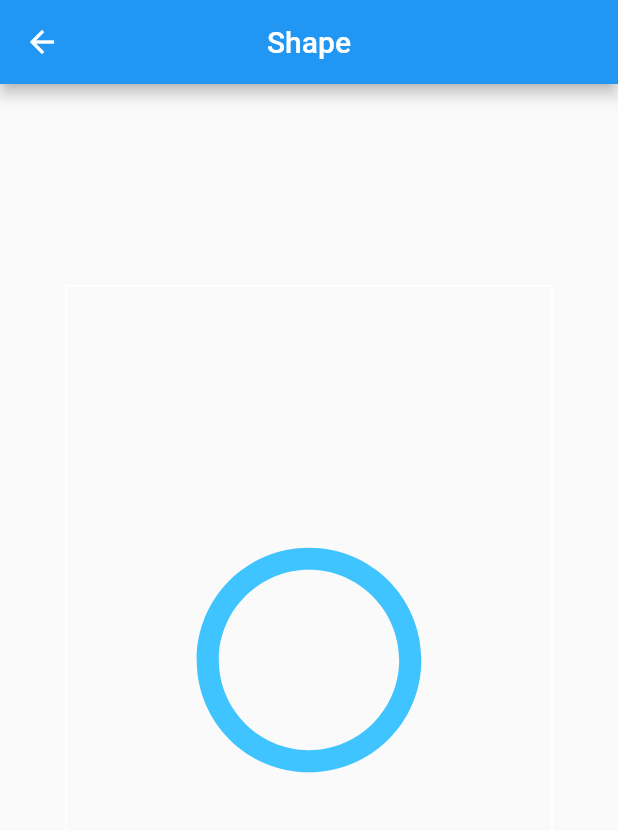
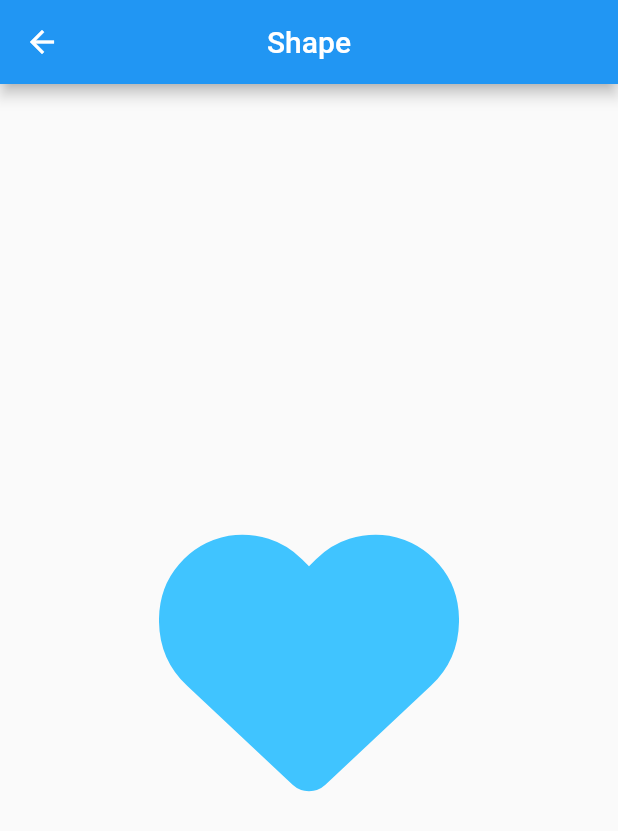
Before and after one commit to jchips12/toddlearn, a Flutter app: the ShapePage screen opened by its route, on a phone screen of 412 x 824 dp. Shown: the top 831 px of the screen. Run offline on Flutter 3.47's test engine with Material 2 defaults, Android fonts, the phone set to English and light mode, and no system bars; drawn by our look-alikes of carousel_slider; our stand-ins replace font_awesome_flutter.

Commit message:
remove border, use 3rd party icons

```diff
--- a/lib/pages/color_page.dart
+++ b/lib/pages/color_page.dart
@@ -5,9 +5,7 @@ class ColorPage extends StatefulWidget {
   const ColorPage({super.key});
 
   @override
-  State<StatefulWidget> createState() {
-    return _CarouselWithIndicatorState();
-  }
+  State<StatefulWidget> createState() => _CarouselWithIndicatorState();
 }
 
 class _CarouselWithIndicatorState extends State<ColorPage> {
--- a/lib/pages/letter_page.dart
+++ b/lib/pages/letter_page.dart
@@ -5,9 +5,7 @@ class LetterPage extends StatefulWidget {
   const LetterPage({super.key});
 
   @override
-  State<StatefulWidget> createState() {
-    return _CarouselWithIndicatorState();
-  }
+  State<StatefulWidget> createState() => _CarouselWithIndicatorState();
 }
 
 class _CarouselWithIndicatorState extends State<LetterPage> {
--- a/lib/pages/number_page.dart
+++ b/lib/pages/number_page.dart
@@ -5,9 +5,7 @@ class NumberPage extends StatefulWidget {
   const NumberPage({super.key});
 
   @override
-  State<StatefulWidget> createState() {
-    return _CarouselWithIndicatorState();
-  }
+  State<StatefulWidget> createState() => _CarouselWithIndicatorState();
 }
 
 class _CarouselWithIndicatorState extends State<NumberPage> {
--- a/lib/pages/shape_page.dart
+++ b/lib/pages/shape_page.dart
@@ -1,22 +1,22 @@
 import 'package:flutter/material.dart';
+import 'package:font_awesome_flutter/font_awesome_flutter.dart';
 import 'package:toddlearn/util/carousel_builder.dart';
 
 class ShapePage extends StatefulWidget {
   const ShapePage({super.key});
 
   @override
-  State<StatefulWidget> createState() {
-    return _CarouselWithIndicatorState();
-  }
+  State<StatefulWidget> createState() => _CarouselWithIndicatorState();
 }
 
 class _CarouselWithIndicatorState extends State<ShapePage> {
   final CarouselBuilder _carouselBuilder = CarouselBuilder('Shape', [
-    Icons.circle_outlined,
-    Icons.square_outlined,
-    Icons.star_outline,
-    Icons.favorite_outline,
-    Icons.change_history,
+    [FontAwesomeIcons.solidHeart, 0],
+    [FontAwesomeIcons.solidSquare, 0],
+    [FontAwesomeIcons.play, 3],
+    [FontAwesomeIcons.diamond, 0],
+    [FontAwesomeIcons.solidCircle, 0],
+    [FontAwesomeIcons.solidStar, 0],
   ]);
 
   @override
--- a/lib/util/carousel_builder.dart
+++ b/lib/util/carousel_builder.dart
@@ -2,6 +2,7 @@ import 'dart:math';
 
 import 'package:carousel_slider/carousel_slider.dart';
 import 'package:flutter/material.dart';
+import 'package:font_awesome_flutter/font_awesome_flutter.dart';
 
 class CarouselBuilder {
   final String title;
@@ -64,17 +65,24 @@ class CarouselBuilder {
   Widget _widgetContent(widget) {
     switch (title) {
       case 'Animals':
-        return Image.asset('assets/image/animal/$widget.jpg');
+        return Container(
+          decoration: BoxDecoration(
+            border: Border.all(color: Colors.white.withOpacity(0)),
+          ),
+          child: Image.asset('assets/image/animal/$widget.jpg'),
+        );
       case 'Color':
         return Container(
-          decoration: BoxDecoration(color: widget),
+          decoration: BoxDecoration(
+            color: widget,
+          ),
           width: 325,
         );
       case 'Letter':
       case 'Number':
         return Container(
           decoration: BoxDecoration(
-            border: Border.all(color: Colors.white),
+            border: Border.all(color: Colors.white.withOpacity(0)),
           ),
           width: 325,
           child: Center(
@@ -92,14 +100,17 @@ class CarouselBuilder {
       case 'Shape':
         return Container(
           decoration: BoxDecoration(
-            border: Border.all(color: Colors.white),
+            border: Border.all(color: Colors.white.withOpacity(0)),
           ),
           width: 325,
           child: Center(
-            child: Icon(
-              widget,
-              color: Colors.lightBlueAccent,
-              size: 180.0,
+            child: RotatedBox(
+              quarterTurns: widget[1],
+              child: FaIcon(
+                widget[0],
+                color: Colors.lightBlueAccent,
+                size: 200.0,
+              ),
             ),
           ),
         );
--- a/pubspec.yaml
+++ b/pubspec.yaml
@@ -39,6 +39,7 @@ dependencies:
   yaml: ^3.1.2
   settings_yaml: ^8.0.1
   carousel_slider: ^4.2.1
+  font_awesome_flutter: ^10.7.0
 
 dev_dependencies:
   flutter_test:
```
Also changed, not shown: lib/pages/animal_page.dart (+13 -15 lines), assets/image/animal/zebra.jpg, pubspec.lock.
